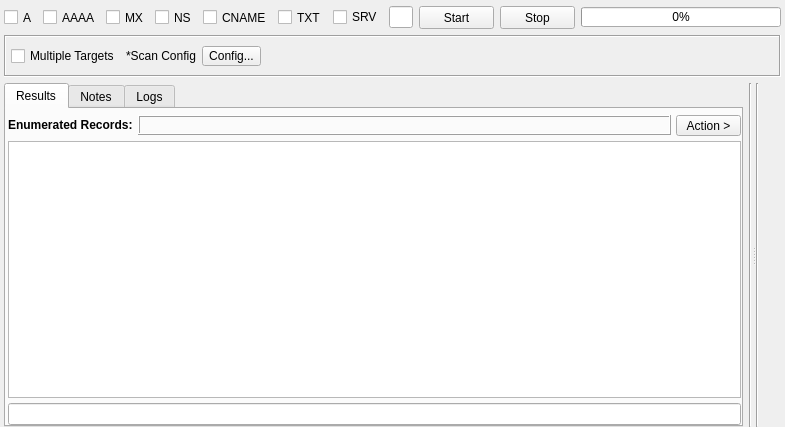
3nock/OTE, file sub3suite/src/engines/dns/Dns.ui: the form before one commit.
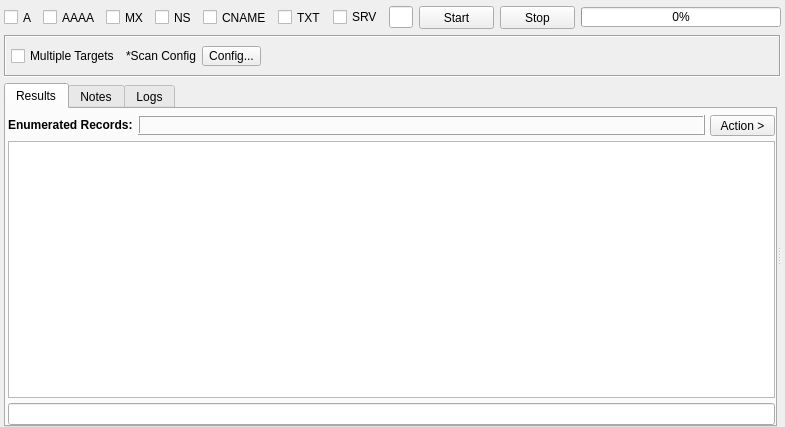
The form after the commit. Custom widgets are drawn as their Qt base class.

What changed in the file:
```diff
--- a/sub3suite/src/engines/dns/Dns.ui
+++ b/sub3suite/src/engines/dns/Dns.ui
@@ -524,30 +524,10 @@
          </widget>
         </widget>
        </item>
-       <item>
-        <widget class="Line" name="line_5">
-         <property name="styleSheet">
-          <string notr="true"/>
-         </property>
-         <property name="orientation">
-          <enum>Qt::Vertical</enum>
-         </property>
-        </widget>
-       </item>
       </layout>
      </widget>
      <widget class="QWidget" name="layoutWidget">
       <layout class="QHBoxLayout" name="horizontalLayout">
-       <item>
-        <widget class="Line" name="line_3">
-         <property name="styleSheet">
-          <string notr="true"/>
-         </property>
-         <property name="orientation">
-          <enum>Qt::Vertical</enum>
-         </property>
-        </widget>
-       </item>
        <item>
         <layout class="QVBoxLayout" name="verticalLayout">
          <item>
```
